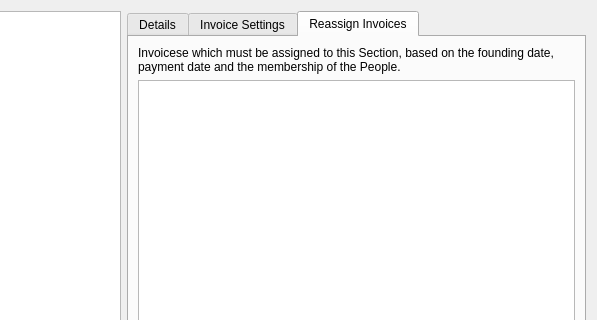
Qt form forms/editsections.ui (LukyLuke/PiTres) before a commit; both pictures show x 119 to 716 and y 0 to 320 of the 716 by 474 pixel window.
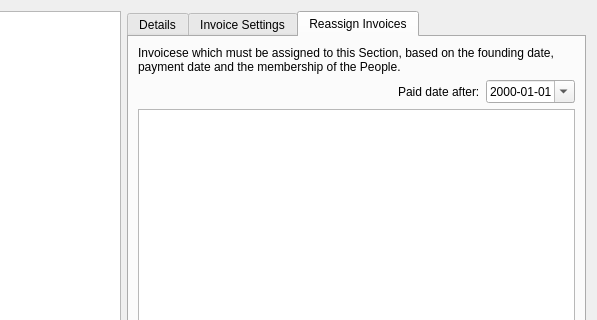
The same form after that commit. The open tabs and pages were chosen to show the change. Icons and pictures are not drawn.

Commit message: #34 Added a date field to define the paid date

```diff
--- a/forms/editsections.ui
+++ b/forms/editsections.ui
@@ -359,6 +359,40 @@
            </property>
           </widget>
          </item>
+         <item>
+          <layout class="QHBoxLayout" name="horizontalLayout_5">
+           <item>
+            <spacer name="horizontalSpacer">
+             <property name="orientation">
+              <enum>Qt::Horizontal</enum>
+             </property>
+             <property name="sizeHint" stdset="0">
+              <size>
+               <width>40</width>
+               <height>20</height>
+              </size>
+             </property>
+            </spacer>
+           </item>
+           <item>
+            <widget class="QLabel" name="label_13">
+             <property name="text">
+              <string>Paid date after:</string>
+             </property>
+            </widget>
+           </item>
+           <item>
+            <widget class="QDateEdit" name="paidDateAfter">
+             <property name="displayFormat">
+              <string>yyyy-MM-dd</string>
+             </property>
+             <property name="calendarPopup">
+              <bool>true</bool>
+             </property>
+            </widget>
+           </item>
+          </layout>
+         </item>
          <item>
           <widget class="QTableView" name="tableInvoices"/>
          </item>
```
The commit also changes 2 other files.
